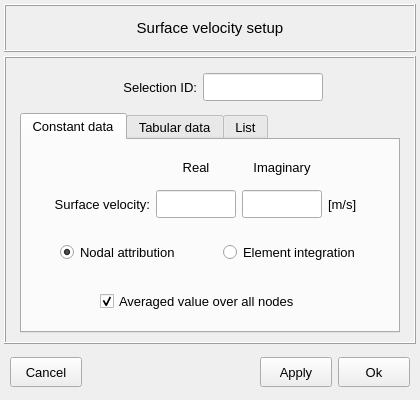
This is vibra/interface/data/ui_files/model/acoustic/excitations/surface_velocity_inputs.ui in MOPT-UFSC/VIBRA as Qt 5 draws it before an edit. The edited form follows.
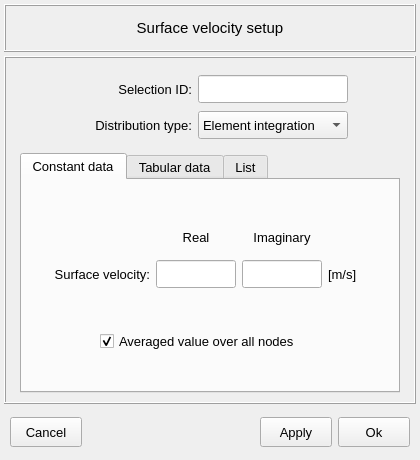
This is the edited form. Icons and pictures are not drawn.

Commit message: Adjusts the nodal loads and surface velocity input files

```diff
--- a/vibra/interface/data/ui_files/model/acoustic/excitations/surface_velocity_inputs.ui
+++ b/vibra/interface/data/ui_files/model/acoustic/excitations/surface_velocity_inputs.ui
@@ -10,7 +10,7 @@
     <x>0</x>
     <y>0</y>
     <width>420</width>
-    <height>400</height>
+    <height>460</height>
    </rect>
   </property>
   <property name="sizePolicy">
@@ -28,7 +28,7 @@
   <property name="maximumSize">
    <size>
     <width>420</width>
-    <height>400</height>
+    <height>460</height>
    </size>
   </property>
   <property name="font">
@@ -88,13 +88,13 @@
         <property name="minimumSize">
          <size>
           <width>360</width>
-          <height>40</height>
+          <height>80</height>
          </size>
         </property>
         <property name="maximumSize">
          <size>
           <width>380</width>
-          <height>40</height>
+          <height>80</height>
          </size>
         </property>
         <property name="frameShape">
@@ -122,17 +122,73 @@
          <property name="verticalSpacing">
           <number>2</number>
          </property>
+         <item row="0" column="3">
+          <spacer name="horizontalSpacer_2">
+           <property name="orientation">
+            <enum>Qt::Orientation::Horizontal</enum>
+           </property>
+           <property name="sizeHint" stdset="0">
+            <size>
+             <width>40</width>
+             <height>20</height>
+            </size>
+           </property>
+          </spacer>
+         </item>
+         <item row="0" column="1">
+          <widget class="QLabel" name="label_2">
+           <property name="minimumSize">
+            <size>
+             <width>120</width>
+             <height>28</height>
+            </size>
+           </property>
+           <property name="maximumSize">
+            <size>
+             <width>120</width>
+             <height>28</height>
+            </size>
+           </property>
+           <property name="font">
+            <font>
+             <family>MS Shell Dlg 2</family>
+             <pointsize>10</pointsize>
+             <italic>false</italic>
+             <bold>false</bold>
+            </font>
+           </property>
+           <property name="text">
+            <string>Selection ID:</string>
+           </property>
+           <property name="alignment">
+            <set>Qt::AlignmentFlag::AlignRight|Qt::AlignmentFlag::AlignTrailing|Qt::AlignmentFlag::AlignVCenter</set>
+           </property>
+          </widget>
+         </item>
+         <item row="0" column="0">
+          <spacer name="horizontalSpacer">
+           <property name="orientation">
+            <enum>Qt::Orientation::Horizontal</enum>
+           </property>
+           <property name="sizeHint" stdset="0">
+            <size>
+             <width>40</width>
+             <height>20</height>
+            </size>
+           </property>
+          </spacer>
+         </item>
          <item row="0" column="2">
           <widget class="QLineEdit" name="lineEdit_selection_id">
            <property name="minimumSize">
             <size>
-             <width>120</width>
+             <width>150</width>
              <height>28</height>
             </size>
            </property>
            <property name="maximumSize">
             <size>
-             <width>120</width>
+             <width>150</width>
              <height>28</height>
             </size>
            </property>
@@ -155,30 +211,17 @@
            </property>
           </widget>
          </item>
-         <item row="0" column="0">
-          <spacer name="horizontalSpacer">
-           <property name="orientation">
-            <enum>Qt::Orientation::Horizontal</enum>
-           </property>
-           <property name="sizeHint" stdset="0">
-            <size>
-             <width>40</width>
-             <height>20</height>
-            </size>
-           </property>
-          </spacer>
-         </item>
-         <item row="0" column="1">
-          <widget class="QLabel" name="label_2">
+         <item row="1" column="1">
+          <widget class="QLabel" name="label_5">
            <property name="minimumSize">
             <size>
-             <width>100</width>
+             <width>120</width>
              <height>28</height>
             </size>
            </property>
            <property name="maximumSize">
             <size>
-             <width>100</width>
+             <width>120</width>
              <height>28</height>
             </size>
            </property>
@@ -191,25 +234,44 @@
             </font>
            </property>
            <property name="text">
-            <string>Selection ID:</string>
+            <string>Distribution type:</string>
            </property>
            <property name="alignment">
             <set>Qt::AlignmentFlag::AlignRight|Qt::AlignmentFlag::AlignTrailing|Qt::AlignmentFlag::AlignVCenter</set>
            </property>
           </widget>
          </item>
-         <item row="0" column="3">
-          <spacer name="horizontalSpacer_2">
-           <property name="orientation">
-            <enum>Qt::Orientation::Horizontal</enum>
+         <item row="1" column="2">
+          <widget class="QComboBox" name="comboBox_distribution_type">
+           <property name="minimumSize">
+            <size>
+             <width>150</width>
+             <height>28</height>
+            </size>
            </property>
-           <property name="sizeHint" stdset="0">
+           <property name="maximumSize">
             <size>
-             <width>40</width>
-             <height>20</height>
+             <width>150</width>
+             <height>28</height>
             </size>
            </property>
-          </spacer>
+           <property name="font">
+            <font>
+             <pointsize>10</pointsize>
+             <bold>false</bold>
+            </font>
+           </property>
+           <item>
+            <property name="text">
+             <string>Element integration</string>
+            </property>
+           </item>
+           <item>
+            <property name="text">
+             <string>Nodal distribution</string>
+            </property>
+           </item>
+          </widget>
          </item>
         </layout>
        </widget>
@@ -257,7 +319,75 @@
           <property name="spacing">
            <number>2</number>
           </property>
-          <item row="0" column="0">
+          <item row="3" column="0">
+           <widget class="QFrame" name="frame_20">
+            <property name="frameShape">
+             <enum>QFrame::Shape::NoFrame</enum>
+            </property>
+            <property name="frameShadow">
+             <enum>QFrame::Shadow::Raised</enum>
+            </property>
+            <layout class="QGridLayout" name="gridLayout_10">
+             <property name="leftMargin">
+              <number>0</number>
+             </property>
+             <property name="topMargin">
+              <number>0</number>
+             </property>
+             <property name="rightMargin">
+              <number>0</number>
+             </property>
+             <property name="bottomMargin">
+              <number>0</number>
+             </property>
+             <property name="spacing">
+              <number>0</number>
+             </property>
+             <item row="0" column="0">
+              <widget class="QCheckBox" name="checkBox_averaged_constant_values">
+               <property name="minimumSize">
+                <size>
+                 <width>0</width>
+                 <height>28</height>
+                </size>
+               </property>
+               <property name="maximumSize">
+                <size>
+                 <width>220</width>
+                 <height>28</height>
+                </size>
+               </property>
+               <property name="font">
+                <font>
+                 <pointsize>10</pointsize>
+                 <bold>false</bold>
+                </font>
+               </property>
+               <property name="text">
+                <string>Averaged value over all nodes</string>
+               </property>
+               <property name="checked">
+                <bool>true</bool>
+               </property>
+              </widget>
+             </item>
+             <item row="1" column="0">
+              <spacer name="verticalSpacer_2">
+               <property name="orientation">
+                <enum>Qt::Orientation::Vertical</enum>
+               </property>
+               <property name="sizeHint" stdset="0">
+                <size>
+                 <width>20</width>
+                 <height>40</height>
+                </size>
+               </property>
+              </spacer>
+             </item>
+            </layout>
+           </widget>
+          </item>
+          <item row="1" column="0">
            <widget class="QFrame" name="frame_8">
             <property name="minimumSize">
              <size>
@@ -485,176 +615,31 @@
             </layout>
            </widget>
           </item>
-          <item row="2" column="0">
-           <widget class="QFrame" name="frame_20">
-            <property name="frameShape">
-             <enum>QFrame::Shape::NoFrame</enum>
+          <item row="0" column="0">
+           <spacer name="verticalSpacer">
+            <property name="orientation">
+             <enum>Qt::Orientation::Vertical</enum>
             </property>
-            <property name="frameShadow">
-             <enum>QFrame::Shadow::Raised</enum>
+            <property name="sizeHint" stdset="0">
+             <size>
+              <width>20</width>
+              <height>40</height>
+             </size>
             </property>
-            <layout class="QGridLayout" name="gridLayout_10">
-             <property name="leftMargin">
-              <number>0</number>
-             </property>
-             <property name="topMargin">
-              <number>0</number>
-             </property>
-             <property name="rightMargin">
-              <number>0</number>
-             </property>
-             <property name="bottomMargin">
-              <number>0</number>
-             </property>
-             <property name="spacing">
-              <number>0</number>
-             </property>
-             <item row="0" column="0">
-              <widget class="QCheckBox" name="checkBox_averaged_constant_values">
-               <property name="minimumSize">
-                <size>
-                 <width>0</width>
-                 <height>28</height>
-                </size>
-               </property>
-               <property name="maximumSize">
-                <size>
-                 <width>220</width>
-                 <height>28</height>
-                </size>
-               </property>
-               <property name="font">
-                <font>
-                 <pointsize>10</pointsize>
-                 <bold>false</bold>
-                </font>
-               </property>
-               <property name="text">
-                <string>Averaged value over all nodes</string>
-               </property>
-               <property name="checked">
-                <bool>true</bool>
-               </property>
-              </widget>
-             </item>
-            </layout>
-           </widget>
+           </spacer>
           </item>
-          <item row="1" column="0">
-           <widget class="QFrame" name="frame_24">
-            <property name="frameShape">
-             <enum>QFrame::Shape::NoFrame</enum>
+          <item row="2" column="0">
+           <spacer name="verticalSpacer_3">
+            <property name="orientation">
+             <enum>Qt::Orientation::Vertical</enum>
             </property>
-            <property name="frameShadow">
-             <enum>QFrame::Shadow::Raised</enum>
+            <property name="sizeHint" stdset="0">
+             <size>
+              <width>20</width>
+              <height>40</height>
+             </size>
             </property>
-            <layout class="QGridLayout" name="gridLayout_16">
-             <property name="leftMargin">
-              <number>0</number>
-             </property>
-             <property name="topMargin">
-              <number>0</number>
-             </property>
-             <property name="rightMargin">
-              <number>0</number>
-             </property>
-             <property name="bottomMargin">
-              <number>0</number>
-             </property>
-             <item row="0" column="0">
-              <spacer name="horizontalSpacer_3">
-               <property name="orientation">
-                <enum>Qt::Orientation::Horizontal</enum>
-               </property>
-               <property name="sizeHint" stdset="0">
-                <size>
-                 <width>40</width>
-                 <height>20</height>
-                </size>
-               </property>
-              </spacer>
-             </item>
-             <item row="0" column="2">
-              <spacer name="horizontalSpacer_4">
-               <property name="orientation">
-                <enum>Qt::Orientation::Horizontal</enum>
-               </property>
-               <property name="sizeHint" stdset="0">
-                <size>
-                 <width>40</width>
-                 <height>20</height>
-                </size>
-               </property>
-              </spacer>
-             </item>
-             <item row="0" column="1">
-              <widget class="QRadioButton" name="radioButton_nodal_attribution_constant">
-               <property name="minimumSize">
-                <size>
-                 <width>0</width>
-                 <height>28</height>
-                </size>
-               </property>
-               <property name="maximumSize">
-                <size>
-                 <width>16777215</width>
-                 <height>28</height>
-                </size>
-               </property>
-               <property name="font">
-                <font>
-                 <pointsize>10</pointsize>
-                 <bold>false</bold>
-                </font>
-               </property>
-               <property name="text">
-                <string>Nodal attribution</string>
-               </property>
-               <property name="checked">
-                <bool>true</bool>
-               </property>
-              </widget>
-             </item>
-             <item row="0" column="3">
-              <widget class="QRadioButton" name="radioButton_element_integration_constant">
-               <property name="minimumSize">
-                <size>
-                 <width>0</width>
-                 <height>28</height>
-                </size>
-               </property>
-               <property name="maximumSize">
-                <size>
-                 <width>16777215</width>
-                 <height>28</height>
-                </size>
-               </property>
-               <property name="font">
-                <font>
-                 <pointsize>10</pointsize>
-                 <bold>false</bold>
-                </font>
-               </property>
-               <property name="text">
-                <string>Element integration</string>
-               </property>
-              </widget>
-             </item>
-             <item row="0" column="4">
-              <spacer name="horizontalSpacer_5">
-               <property name="orientation">
-                <enum>Qt::Orientation::Horizontal</enum>
-               </property>
-               <property name="sizeHint" stdset="0">
-                <size>
-                 <width>40</width>
-                 <height>20</height>
-                </size>
-               </property>
-              </spacer>
-             </item>
-            </layout>
-           </widget>
+           </spacer>
           </item>
          </layout>
         </widget>
```
Left out of the diff: 263 changed lines with no effect on the pictures. The commit also changes 5 other files.
